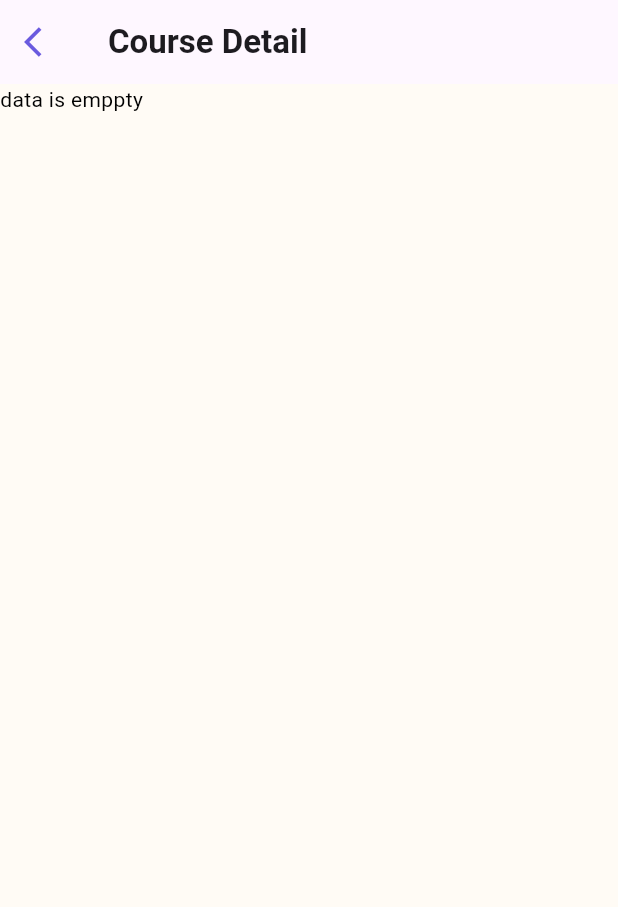
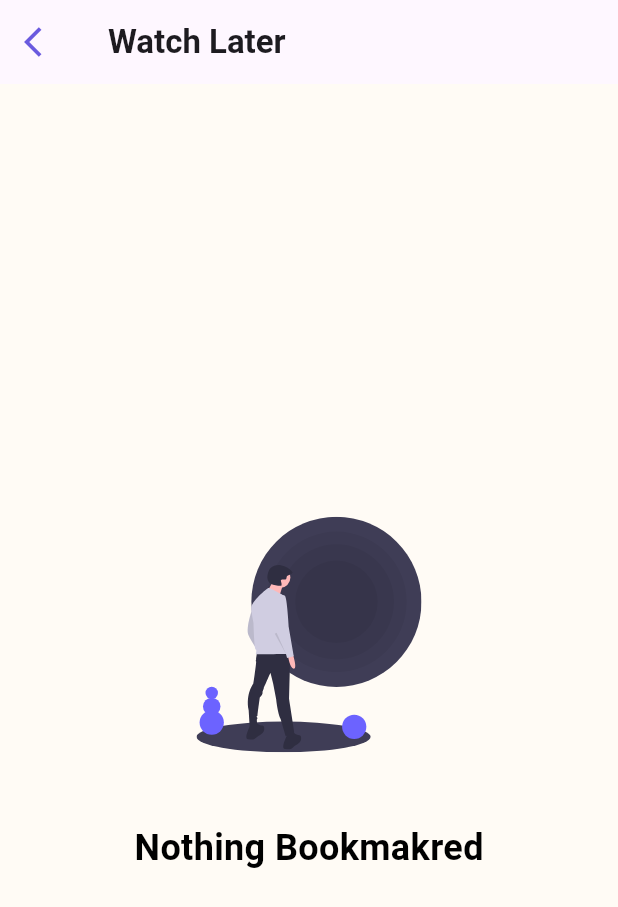
Before and after one commit to BawarX/Brava-Academy, a Flutter app: the BookMark screen opened directly, on a phone screen of 412 x 824 dp. Shown: the top 907 px of the screen. Run offline on Flutter 3.47's test engine with Material 3 defaults, Android fonts, the phone set to English and light mode, and no system bars; our stand-ins replace chewie, firebase_core, firebase_storage, flick_video_player, flutter_slidable, flutter_svg and 8 more; accounts and stored records are empty; network calls fail.

Commit message:
course models updated

```diff
--- a/lib/api/api_service.dart
+++ b/lib/api/api_service.dart
@@ -94,13 +94,13 @@ class ApiService {
   static fetchData() async {
     var url = Uri.parse('http://10.0.2.2:3000/course/home');
     final response = await http.get(url);
-    print(response.body.toString());
+
     var body = jsonDecode(response.body);
 
     if (response.statusCode == 200) {
-      log("dachma iffffffffffffffffffff");
       List<CourseModel> course = [];
       List<Instructor> instructordata = [];
+
       await body.forEach((element) {
         course.add(CourseModel.fromJson(element));
         instructordata.add(Instructor.fromJson(element['author'] as Map<String, dynamic>));
@@ -119,7 +119,7 @@ class ApiService {
     );
     if (response.statusCode == 200) {
       final body = jsonDecode(response.body);
-      print(body);
+
       return body as List;
     } else {
       print('have erroooooooorrrrrrrrrrrrrrrrrrrrr=====================');
--- a/lib/model/courses.dart
+++ b/lib/model/courses.dart
@@ -1,3 +1,7 @@
+import 'dart:convert';
+
+import 'package:brava/model/video_model.dart';
+
 class CourseModel {
   String id;
   int rank;
@@ -6,20 +10,11 @@ class CourseModel {
   String price;
   String image;
   String description;
+  List<String> videos;
   String authorId;
   bool isBookmarked;
 
-  CourseModel({
-    required this.authorId,
-    required this.id,
-    required this.rank,
-    required this.courseTitle,
-    required this.duration,
-    required this.price,
-    required this.isBookmarked,
-    required this.image,
-    required this.description,
-  });
+  CourseModel({required this.authorId, required this.id, required this.rank, required this.courseTitle, required this.duration, required this.price, required this.isBookmarked, required this.image, required this.description, required this.videos});
 
   static CourseModel fromJson(e) {
     return CourseModel(
@@ -30,8 +25,9 @@ class CourseModel {
       authorId: e['author']['_id'],
       price: e['price'].toString(),
       isBookmarked: false,
-      image: 'assets/images/course1.png',
+      image: e['backgroundImage'],
       description: e['description'],
+      videos: [e['videos'][0]['video1 url']],
     );
   }
 }
--- a/lib/provider/bookmark.dart
+++ b/lib/provider/bookmark.dart
@@ -1,12 +1,16 @@
 import 'package:brava/model/courses.dart';
 import 'package:flutter/cupertino.dart';
+import 'package:shared_preferences/shared_preferences.dart';
 
 class BookmarkProvider extends ChangeNotifier {
   final List<CourseModel> _cards = [];
   List<CourseModel> get cards => _cards;
 
+  late SharedPreferences _prefs;
+
   void addItem(CourseModel courseCart) {
     _cards.add(courseCart);
+    _prefs.setBool(courseCart.isBookmarked as String, true);
     notifyListeners();
   }
 
--- a/lib/screen/Home/bookmarked_course.dart
+++ b/lib/screen/Home/bookmarked_course.dart
@@ -1,5 +1,7 @@
+import 'package:brava/model/courses.dart';
 import 'package:brava/provider/bookmark.dart';
 import 'package:flutter/material.dart';
+import 'package:flutter_svg/flutter_svg.dart';
 
 import 'package:gap/gap.dart';
 import 'package:percent_indicator/linear_percent_indicator.dart';
@@ -15,6 +17,7 @@ class BookMark extends StatefulWidget {
 class _BookMarkState extends State<BookMark> {
   @override
   Widget build(BuildContext context) {
+    final bookmarkProvider = Provider.of<BookmarkProvider>(context, listen: true);
     return Scaffold(
       appBar: AppBar(
         leading: IconButton(
@@ -26,7 +29,7 @@ class _BookMarkState extends State<BookMark> {
               color: Theme.of(context).primaryColor,
             )),
         title: const Text(
-          "Course Detail",
+          "Watch Later",
           style: TextStyle(
             fontWeight: FontWeight.bold,
           ),
@@ -35,11 +38,44 @@ class _BookMarkState extends State<BookMark> {
       body: Consumer<BookmarkProvider>(
         builder: (context, provider, child) {
           return provider.cards.isEmpty
-              ? const Text("data is emppty")
+              ? Center(
+                  child: Column(
+                    mainAxisAlignment: MainAxisAlignment.center,
+                    children: [
+                      SvgPicture.asset(
+                        'assets/svg/noitem.svg',
+                        width: 150,
+                        height: 250,
+                      ),
+                      const Text(
+                        "Nothing Bookmakred",
+                        style: TextStyle(
+                          fontWeight: FontWeight.bold,
+                          fontSize: 24,
+                        ),
+                      )
+                    ],
+                  ),
+                )
               : ListView.builder(
                   itemCount: provider.cards.length,
                   itemBuilder: (context, index) {
-                    return Container(
+                    CourseModel courseModel = provider.cards[index];
+                    return Dismissible(
+                      key: ValueKey<CourseModel>(courseModel),
+                      onDismissed: (direction) {
+                        bookmarkProvider.removeItem(courseModel);
+                      },
+                      background: Container(
+                        color: Colors.red,
+                        child: const Icon(
+                          Icons.delete,
+                          color: Colors.white,
+                        ),
+                      ),
+                      child: Padding(
+                        padding: const EdgeInsets.all(8.0),
+                        child: Container(
                           height: 120,
                           width: double.infinity,
                           decoration: BoxDecoration(
@@ -95,6 +131,8 @@ class _BookMarkState extends State<BookMark> {
                               )
                             ],
                           ),
+                        ),
+                      ),
                     );
                   },
                 );
```
Also changed, not shown: lib/screen/Home/course_detail.dart (+33 -18 lines), lib/screen/Home/home_page.dart (+29 -53 lines), assets/svg/noitem.svg (added). Lines whose indentation alone changed are shown as unchanged.
